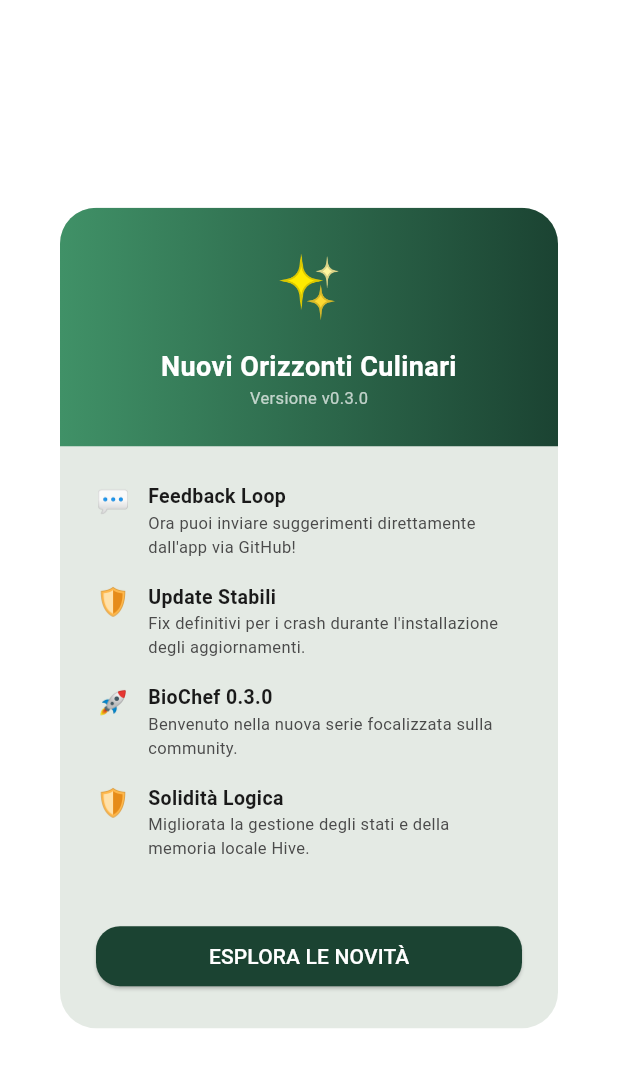
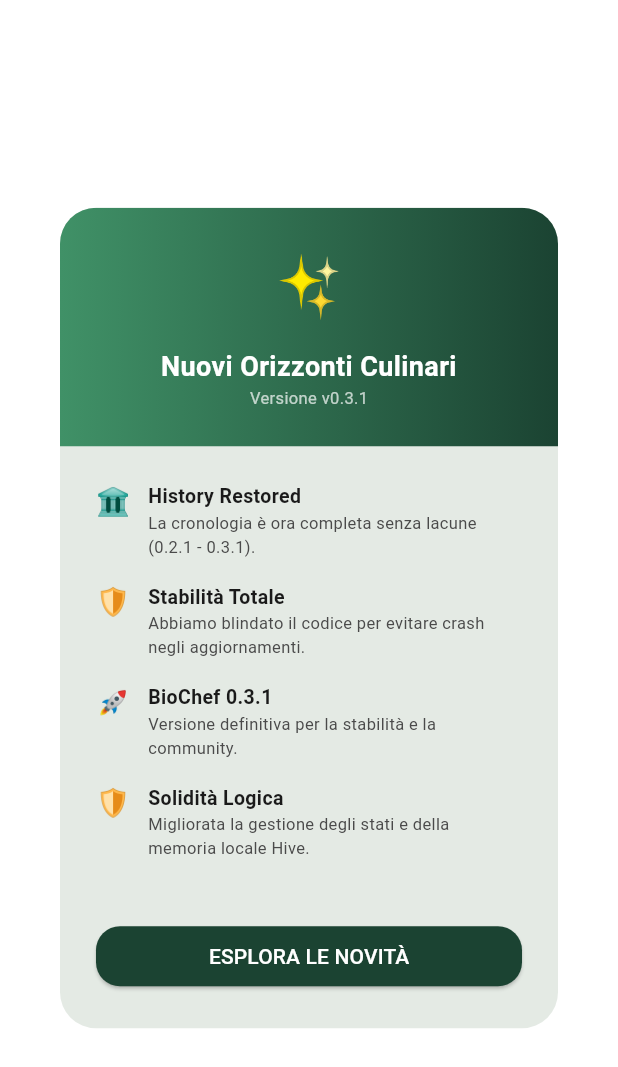
Before and after one commit to LonDave/biochef_app, a Flutter app: the VersionsLog screen opened directly, on a phone screen of 412 x 824 dp. Shown: the top 1067 px of the screen. Run offline on Flutter 3.47's test engine with Material 3 defaults, Android fonts, the light colour scheme and no system bars; our stand-ins replace file_picker, hive, hive_flutter, package_info_plus, permission_handler, share_plus; missing offline and left inert: ota_update; accounts and stored records are empty.

```diff
--- a/lib/update_manager.dart
+++ b/lib/update_manager.dart
@@ -297,11 +297,15 @@ class _UpdateProgressDialogState extends State<_UpdateProgressDialog> {
 
   Future<void> _startDownload() async {
     try {
-      // Controllo permessi raffinato
       if (Platform.isAndroid) {
-         if (await Permission.requestInstallPackages.isDenied) {
-           await Permission.requestInstallPackages.request();
-         }
+        final status = await Permission.requestInstallPackages.status;
+        if (status.isDenied || status.isPermanentlyDenied) {
+          final result = await Permission.requestInstallPackages.request();
+          if (result.isDenied || result.isPermanentlyDenied) {
+             if (mounted) setState(() { _hasError = true; _errorMsg = "Permesso di installazione necessario per procedere."; });
+             return;
+          }
+        }
       }
 
       BCUpdateManager._getUpdateStream(widget.downloadUrl).listen(
--- a/lib/versions.dart
+++ b/lib/versions.dart
@@ -42,6 +42,20 @@ class VersionsLog extends StatelessWidget {
           _buildHero(),
           const SizedBox(height: 24),
           _buildEraGroup(context, 'Support & Community Series (v0.3.x)', 'Canale Aperto', true, [
+            _buildVersionCard(context, '0.3.1', "Archive Integrity Release", [
+              _item(
+                context,
+                '🏛️',
+                'Cronologia Completa',
+                'Ripristinata la storia completa da v0.2.1 per integrità di sistema.',
+              ),
+              _item(
+                context,
+                '🛡️',
+                'Stabilità Nativa',
+                'Validazione finale dei percorsi Android per installazioni corazzate.',
+              ),
+            ], true),
             _buildVersionCard(context, '0.3.0', "BioChef Feedback Loop", [
               _item(
                 context,
@@ -61,7 +75,7 @@ class VersionsLog extends StatelessWidget {
                 'UX Polish',
                 'Nomi versione puliti e layout AI Chef dinamico.',
               ),
-            ], true),
+            ], false),
           ]),
           const SizedBox(height: 24),
           _buildEraGroup(context, 'Evolution Series (v0.2.x)', 'Ingegneria Moderna', false, [
@@ -165,6 +179,30 @@ class VersionsLog extends StatelessWidget {
                 '🚀',
                 'Performance',
                 'Aumento velocità di caricamento delle ricette salvate.',
+              ),
+            ], false),
+            _buildVersionCard(context, '0.2.3', "Security Patch", [
+               _item(
+                context,
+                '🔐',
+                'Obfuscation',
+                'Migliorata la sicurezza delle chiavi API nel codice sorgente.',
+              ),
+            ], false),
+            _buildVersionCard(context, '0.2.2', "AI Prompt Tuning", [
+               _item(
+                context,
+                '🤖',
+                'Prompting',
+                'Affinamento delle istruzioni di sistema per ricette più accurate.',
+              ),
+            ], false),
+            _buildVersionCard(context, '0.2.1', "Mobile Beta Launch", [
+               _item(
+                context,
+                '📱',
+                'Beta Release',
+                'Prima distribuzione stabile della serie Evolution per Android.',
               ),
             ], false),
             _buildVersionCard(context, '0.2.0', "Evolution Baseline", [
@@ -402,21 +440,21 @@ class VersionsLog extends StatelessWidget {
                   children: [
                     _buildNewsItem(
                       context,
-                      '💬',
-                      'Feedback Loop',
-                      'Ora puoi inviare suggerimenti direttamente dall\'app via GitHub!',
+                      '🏛️',
+                      'History Restored',
+                      'La cronologia è ora completa senza lacune (0.2.1 - 0.3.1).',
                     ),
                     _buildNewsItem(
                       context,
                       '🛡️',
-                      'Update Stabili',
-                      'Fix definitivi per i crash durante l\'installazione degli aggiornamenti.',
+                      'Stabilità Totale',
+                      'Abbiamo blindato il codice per evitare crash negli aggiornamenti.',
                     ),
                     _buildNewsItem(
                       context,
                       '🚀',
-                      'BioChef 0.3.0',
-                      'Benvenuto nella nuova serie focalizzata sulla community.',
+                      'BioChef 0.3.1',
+                      'Versione definitiva per la stabilità e la community.',
                     ),
                     _buildNewsItem(
                       context,
--- a/pubspec.yaml
+++ b/pubspec.yaml
@@ -3,7 +3,7 @@ description: "BioChef AI - Il tuo chef intelligente di famiglia."
 publish_to: 'none'
 
 
-version: 0.3.0+1
+version: 0.3.1+1
 
 environment:
   sdk: ^3.11.4
```
Also changed, not shown: 2 other files.
